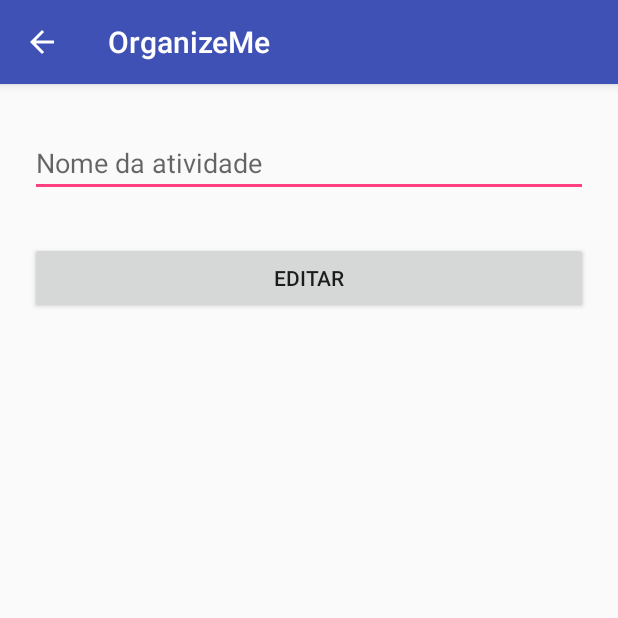
After one commit to lucsoliveira/OrganizeMe, an Android app: the EditTaskActivity screen opened directly, with no data from a screen before it, on a phone screen of 412 x 824 dp, the top half of it. The commit adds this screen. Run offline under Robolectric (Android 15) with nearby library versions, the phone set to English and light mode, and no system bars; 2 statements that could not run were skipped.

Commit message:
Tela editar atividades
Correção de bugs na tela para uma próxima edição.

```diff
--- /dev/null
+++ b/app/src/main/java/com/lucas/study/organizeme/EditTaskActivity.java
@@ -0,0 +1,78 @@
+package com.lucas.study.organizeme;
+
+import android.content.Intent;
+import android.os.Bundle;
+import android.support.design.widget.CoordinatorLayout;
+import android.support.design.widget.Snackbar;
+import android.support.v7.app.AppCompatActivity;
+import android.view.View;
+import android.widget.Button;
+import android.widget.EditText;
+import android.widget.Toast;
+
+public class EditTaskActivity extends AppCompatActivity {
+
+    EditText editTextTitle;
+    private Button editTask;
+
+    private CoordinatorLayout coordinatorLayout;
+    @Override
+    protected void onCreate(Bundle savedInstanceState) {
+        super.onCreate(savedInstanceState);
+        setContentView(R.layout.fragment_edit_task);
+
+        coordinatorLayout = (CoordinatorLayout) findViewById(R.id.coordinatorLayout);
+        editTextTitle   = (EditText)findViewById(R.id.editTextTitle);
+
+
+
+        Intent intent = getIntent();
+        // Capture the DB title and set the string as its text
+        final TaskModel t = TaskModel.findById(TaskModel.class, intent.getLongExtra("idTask", 0));
+        final String oldTitle = t.getTitleTask();
+        //change de edit text for name text
+        editTextTitle.setText(oldTitle);
+
+
+        editTask = (Button) findViewById(R.id.editTask);
+
+        editTask.setOnClickListener(new View.OnClickListener() {
+            @Override
+            public void onClick(View view) {
+
+                //verify if the old title dont have change
+                String newTitle = editTextTitle.getText().toString();
+
+                if(oldTitle.equals(newTitle)){
+
+                }else{
+
+                    t.titleTask = newTitle; // modify the values
+                    t.save(); // updates the previous entry with new values.
+
+                    Snackbar snackbar = Snackbar
+                            .make(coordinatorLayout, "Atividade atualizada", Snackbar.LENGTH_LONG)
+                            .setAction("DESFAZER", new View.OnClickListener() {
+                                @Override
+                                public void onClick(View view) {
+
+
+                                    t.titleTask = oldTitle; // revert the title
+                                    Snackbar snackbar1 = Snackbar.make(coordinatorLayout, "Atividade revertida!", Snackbar.LENGTH_SHORT);
+                                    snackbar1.show();
+                                }
+                            });
+
+                    snackbar.show();
+
+                }
+
+
+
+            }
+        });
+
+
+    }
+
+}
--- /dev/null
+++ b/app/src/main/res/layout/fragment_edit_task.xml
@@ -0,0 +1,38 @@
+<?xml version="1.0" encoding="utf-8"?>
+<android.support.design.widget.CoordinatorLayout xmlns:android="http://schemas.android.com/apk/res/android"
+    xmlns:app="http://schemas.android.com/apk/res-auto"
+    xmlns:tools="http://schemas.android.com/tools"
+    android:id="@+id/coordinatorLayout"
+    android:layout_width="match_parent"
+    android:layout_height="match_parent"
+    android:orientation="vertical">
+
+    <LinearLayout
+        android:layout_width="fill_parent"
+        android:layout_height="wrap_content"
+        android:orientation="vertical"
+        android:paddingLeft="20dp"
+        android:paddingRight="20dp"
+        app:layout_behavior="@string/appbar_scrolling_view_behavior">
+
+
+        <EditText
+            android:layout_marginTop="30dp"
+            android:id="@+id/editTextTitle"
+            android:layout_width="match_parent"
+            android:layout_height="wrap_content"
+            android:hint="@string/task_name" />
+
+
+        <Button
+            android:layout_marginTop="30dp"
+            android:id="@+id/editTask"
+            android:layout_width="fill_parent"
+            android:layout_height="wrap_content"
+            android:layout_gravity="right"
+            android:text="@string/task_edit_button" />
+
+
+    </LinearLayout>
+
+</android.support.design.widget.CoordinatorLayout>
--- a/app/src/main/res/values/strings.xml
+++ b/app/src/main/res/values/strings.xml
@@ -9,5 +9,6 @@
     <string name="btn_delete_task">Deletar</string>
     <string name="task_name">Nome da atividade</string>
     <string name="task_add_button">Adicionar</string>
+    <string name="task_edit_button">Editar</string>
 
 </resources>
```
Also changed, not shown: app/src/main/AndroidManifest.xml (+7 -0 lines), app/src/main/java/com/lucas/study/organizeme/TabTasks.java (+1 -7 lines), app/src/main/java/com/lucas/study/organizeme/TasksAdapter.java (+27 -5 lines).
